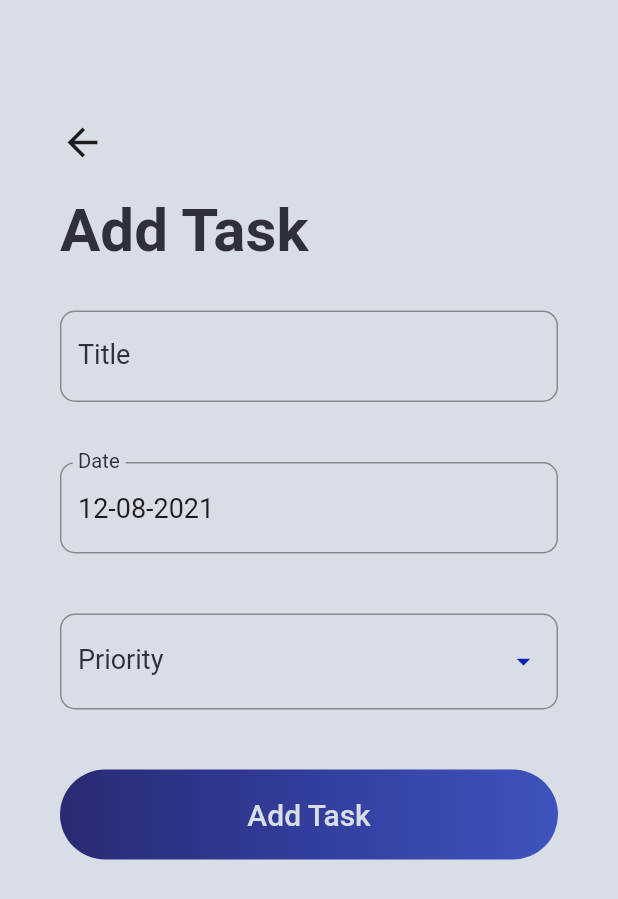
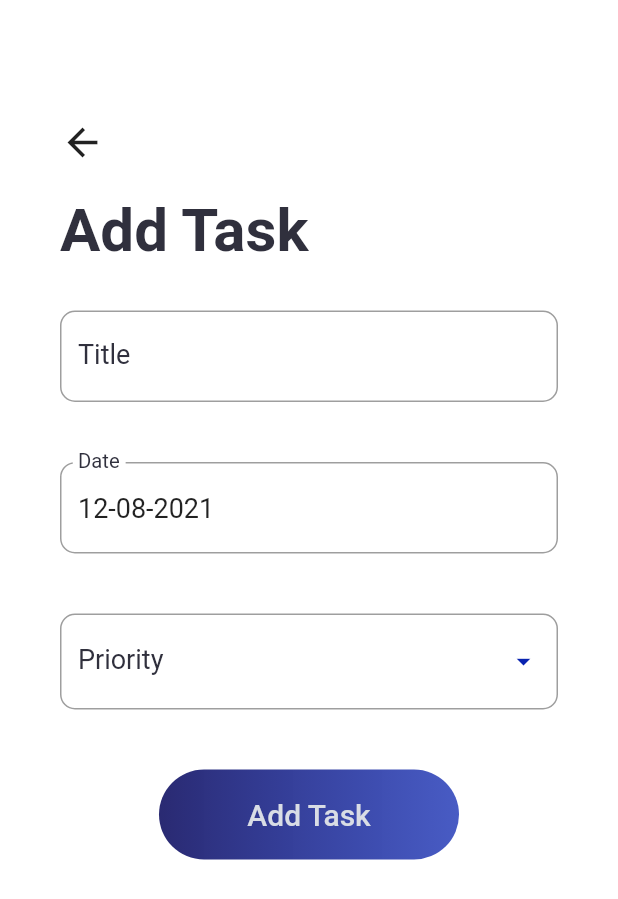
Before and after one commit to AviSharmaaa/todo_list, a Flutter app: the screen it shows after launch, after a tap on the "add" icon, on a phone screen of 412 x 824 dp. Shown: the top 899 px of the screen. Run offline on Flutter 3.47's test engine with Material 2 defaults, Android fonts, the phone set to English and light mode, and no system bars; our stand-ins replace flutter_svg, sqflite; accounts and stored records are empty.

Commit message:
Updated Readme.md

```diff
--- a/lib/screens/add_task_screen.dart
+++ b/lib/screens/add_task_screen.dart
@@ -87,7 +87,7 @@ class _AddTaskScreenState extends State<AddTaskScreen> {
   @override
   Widget build(BuildContext context) {
     return Scaffold(
-      backgroundColor: kTileColor,
+      backgroundColor: Colors.white70.withOpacity(0.95),
       body: SingleChildScrollView(
         child: Container(
           padding: EdgeInsets.symmetric(horizontal: 40, vertical: 80),
@@ -193,7 +193,7 @@ class _AddTaskScreenState extends State<AddTaskScreen> {
                     Container(
                       margin: EdgeInsets.symmetric(vertical: 20),
                       height: 60,
-                      width: double.infinity,
+                      width: 200,
                       decoration: BoxDecoration(
                         borderRadius: BorderRadius.circular(30),
                         gradient: kGradient,
@@ -211,12 +211,13 @@ class _AddTaskScreenState extends State<AddTaskScreen> {
                     ),
                     widget.task != null
                         ? Container(
-                            margin: EdgeInsets.symmetric(vertical: 20),
+                            margin: EdgeInsets.symmetric(vertical: 10),
                             height: 60,
-                            width: double.infinity,
+                            width: 200,
                             decoration: BoxDecoration(
                                 borderRadius: BorderRadius.circular(30),
-                                gradient: kGradient),
+                                gradient: LinearGradient(
+                                    colors: [Color(0xFFFF0000), Color(0xFF990000).withOpacity(0.74)])),
                             child: TextButton(
                               child: Text(
                                 "Delete",
--- a/lib/screens/to_do_homescreen.dart
+++ b/lib/screens/to_do_homescreen.dart
@@ -99,7 +99,7 @@ class _ToDoScreenState extends State<ToDoScreen> {
   @override
   Widget build(BuildContext context) {
     return Scaffold(
-      backgroundColor: kTileColor.withOpacity(0.95),
+      backgroundColor: Colors.white70.withOpacity(0.95),
       floatingActionButton: FloatingActionButton(
         backgroundColor: kPrimaryColor,
         child: Container(
```
Also changed, not shown: 6 other files.
